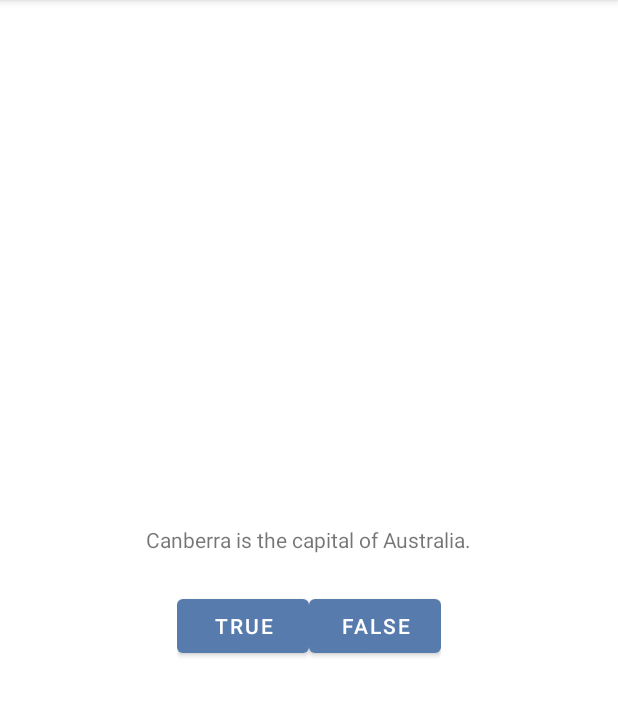
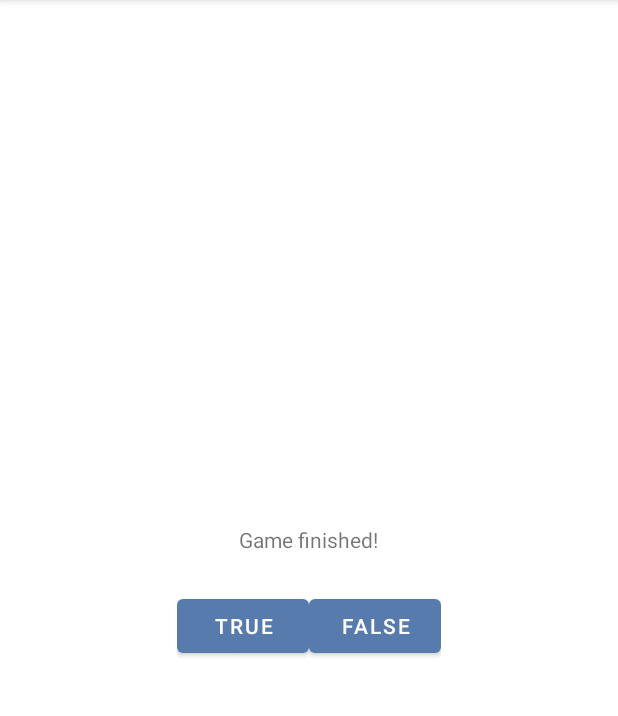
Before and after one commit to superfer2002/GeoQuiz, an Android app: the screen it shows after launch (MainActivity), after a tap on "TRUE", on a phone screen of 412 x 824 dp, the part 84-800 px from its top. Run offline under Robolectric (Android 15) with nearby library versions, the phone set to English and light mode, and no system bars.

Commit message:
question with answers assigned

```diff
--- a/app/src/main/java/com/example/geoquiz/MainActivity.java
+++ b/app/src/main/java/com/example/geoquiz/MainActivity.java
@@ -5,6 +5,7 @@ import android.os.Bundle;
 import android.view.Gravity;
 import android.view.View;
 import android.widget.Button;
+import android.widget.TextView;
 import android.widget.Toast;
 
 public class MainActivity extends AppCompatActivity {
@@ -12,20 +13,27 @@ public class MainActivity extends AppCompatActivity {
     private Button mTrueButton;
     private Button mFalseButton;
 
-    @Override
-    protected void onCreate(Bundle savedInstanceState) {
-        super.onCreate(savedInstanceState);
-        setContentView(R.layout.activity_main);
+    private void setButtons(boolean answer) {
+
+        Toast correctToast = Toast.makeText(MainActivity.this,
+                R.string.correct_toast,
+                Toast.LENGTH_SHORT);
+        correctToast.setGravity(Gravity.TOP, 0, 500);
+
+        Toast incorrectToast = Toast.makeText(MainActivity.this,
+                R.string.incorrect_toast,
+                Toast.LENGTH_SHORT);
+        incorrectToast.setGravity(Gravity.TOP, 0, 500);
 
         mTrueButton = (Button) findViewById(R.id.true_button);
         mTrueButton.setOnClickListener(new View.OnClickListener() {
             @Override
             public void onClick(View view) {
-                Toast toast = Toast.makeText(MainActivity.this,
-                    R.string.correct_toast,
-                    Toast.LENGTH_SHORT);
-                    toast.setGravity(Gravity.TOP, 0, 0);
-                    toast.show();
+                if (answer) {
+                    correctToast.show();
+                } else {
+                    incorrectToast.show();
+                }
             }
         });
 
@@ -33,13 +41,38 @@ public class MainActivity extends AppCompatActivity {
         mFalseButton.setOnClickListener(new View.OnClickListener() {
             @Override
             public void onClick(View view) {
-                Toast toast = Toast.makeText(MainActivity.this,
-                        R.string.incorrect_toast,
-                        Toast.LENGTH_SHORT);
-                toast.setGravity(Gravity.TOP, 0, 0);
-                toast.show();
+                if (answer) {
+                    incorrectToast.show();
+                } else {
+                    correctToast.show();
+                }
             }
         });
+    }
+
+    @Override
+    protected void onCreate(Bundle savedInstanceState) {
+        super.onCreate(savedInstanceState);
+
+        setContentView(R.layout.activity_main);
+
+        TextView textview = (TextView) findViewById(R.id.questionToShow);
+        textview.setText(R.string.question_text1);
+        setButtons(true);
+
+        textview.setText(R.string.question_text2);
+        setButtons(true);
+
+        textview.setText(R.string.question_text3);
+        setButtons(false);
+
+        textview.setText(R.string.question_text4);
+        setButtons(true);
+
+        textview.setText(R.string.question_text5);
+        setButtons(false);
+
+        textview.setText(R.string.finish_game);
 
     }
 }
--- a/app/src/main/res/layout/activity_main.xml
+++ b/app/src/main/res/layout/activity_main.xml
@@ -10,7 +10,7 @@
         android:layout_width="wrap_content"
         android:layout_height="wrap_content"
         android:padding="24dp"
-        android:text="@string/question_text"/>
+        android:id="@+id/questionToShow"/>
     <LinearLayout
         android:layout_width="wrap_content"
         android:layout_height="wrap_content"
--- a/app/src/main/res/values/strings.xml
+++ b/app/src/main/res/values/strings.xml
@@ -1,6 +1,15 @@
 <resources>
     <string name="app_name">GeoQuiz</string>
-    <string name="question_text">Canberra is the capital of Australia.</string>
+
+    <string name="question_text1">Canberra is the capital of Australia.</string>
+    <string name="question_text2">Paris is the capital of France.</string>
+    <string name="question_text3">Berna is the capital of Sweden.</string>
+    <string name="question_text4">Antananarivo is the capital of Madagascar.</string>
+    <string name="question_text5">Berlin is the capital of Vienna.</string>
+
+    <string name="finish_game">Game finished!</string>
+
+
     <string name="true_button">True</string>
     <string name="false_button">False</string>
     <string name="correct_toast">Correct!</string>
```
